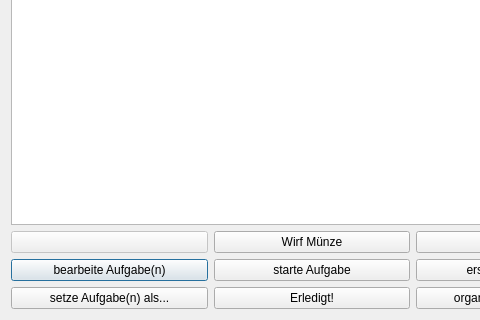
Before: the Qt Designer form src/ui/task_list.ui in amogorkon/watnu, drawn with Qt 5; both pictures show x 0 to 480 and y 182 to 502 of the 624 by 502 pixel window.
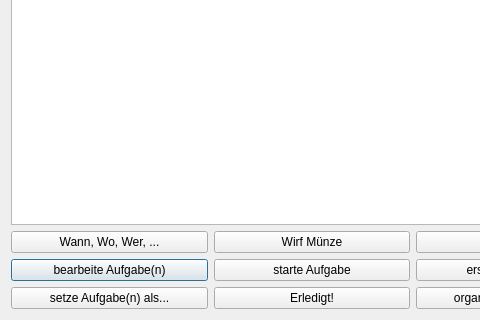
After: the same form once the commit is applied. Icons and pictures are not drawn.

```diff
--- a/src/ui/task_list.ui
+++ b/src/ui/task_list.ui
@@ -453,7 +453,7 @@
      <item row="1" column="1">
       <widget class="QPushButton" name="button7">
        <property name="enabled">
-        <bool>false</bool>
+        <bool>true</bool>
        </property>
        <property name="sizePolicy">
         <sizepolicy hsizetype="MinimumExpanding" vsizetype="Minimum">
@@ -462,7 +462,7 @@
         </sizepolicy>
        </property>
        <property name="text">
-        <string/>
+        <string>Wann, Wo, Wer, ...</string>
        </property>
        <property name="shortcut">
         <string>7</string>
```
